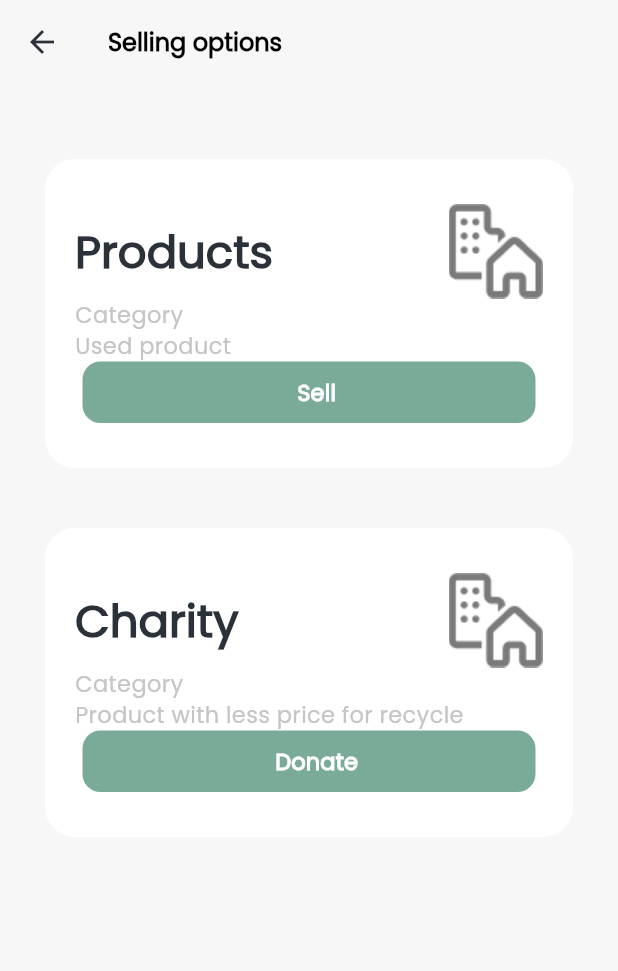
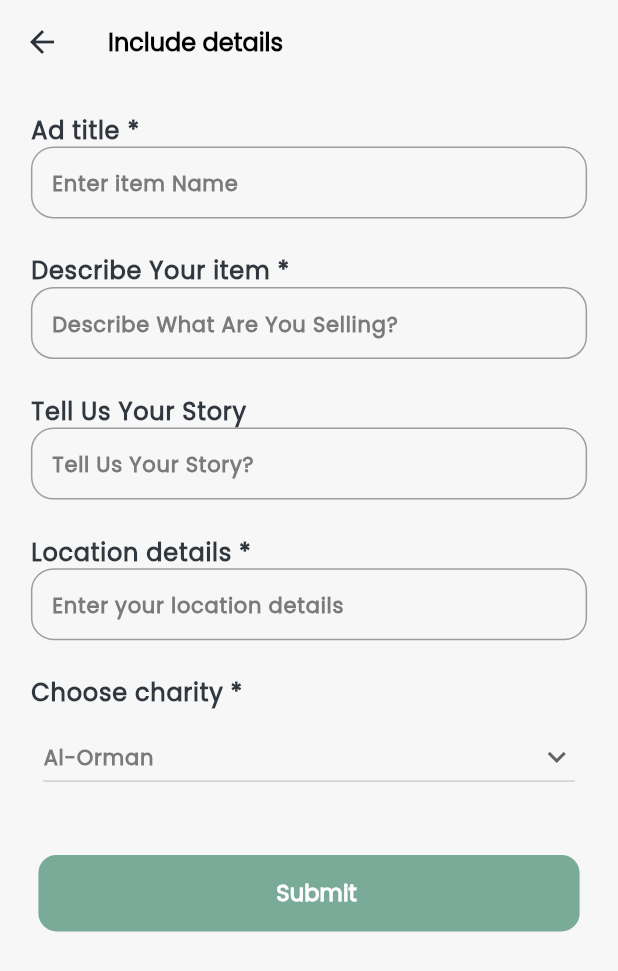
Before and after one commit to habibaabdelhamidd/Second-Spin, a Flutter app: the SellView screen opened by its route, after a tap on "Donate", on a phone screen of 412 x 824 dp. Shown: the top 971 px of the screen. Run offline on Flutter 3.47's test engine with Material 3 defaults, Android fonts, the phone set to English and light mode, and no system bars; our stand-ins replace carousel_slider.

Commit message:
sell form charity form

```diff
--- a/lib/main.dart
+++ b/lib/main.dart
@@ -19,6 +19,8 @@ import 'package:graduation/screens/home/search/search_items.dart';
 import 'package:graduation/screens/home/search/search_view.dart';
 import 'package:graduation/screens/login/login_page.dart';
 import 'package:graduation/screens/register/register_page.dart';
+import 'package:graduation/screens/sell/form/charity_form.dart';
+import 'package:graduation/screens/sell/form/sell_form.dart';
 import 'package:graduation/screens/sell/sell_view.dart';
 import 'package:graduation/screens/splash/splashscreen.dart';
 
@@ -57,6 +59,8 @@ class MyApp extends StatelessWidget {
         UsedItem.routeName : (context)=> UsedItem(),
         UsedDetails.routeName : (context)=> UsedDetails(),
         SellView.routeName : (context)=> SellView(),
+        SellForm.routeName : (context)=> SellForm(),
+        CharityForm.routeName : (context)=> CharityForm(),
       },
       home: Splashscreen(),
     );
--- /dev/null
+++ b/lib/screens/sell/form/charity_form.dart
@@ -0,0 +1,100 @@
+import 'package:flutter/material.dart';
+import 'package:graduation/screens/login/buttons.dart';
+import 'package:graduation/screens/login/text_ff.dart';
+List<String> items = <String>[
+  'Al-Orman','Resala',
+];
+class CharityForm extends StatefulWidget {
+  static const String routeName = "CharityForm";
+  const CharityForm({super.key});
+
+  @override
+  State<CharityForm> createState() => _CharityFormState();
+}
+
+class _CharityFormState extends State<CharityForm> {
+
+  String dropDownValue = items.first;
+  @override
+  Widget build(BuildContext context) {
+    var theme = Theme.of(context);
+    return Scaffold(
+        backgroundColor: theme.scaffoldBackgroundColor,
+        appBar: AppBar(
+          title: Text(
+            "Include details",
+            style: theme.appBarTheme.titleTextStyle,
+          ),
+        ),
+        body: Padding(
+          padding: EdgeInsets.all(MediaQuery.of(context).size.width * 0.05),
+          child: SingleChildScrollView(
+            child: Column(
+              crossAxisAlignment: CrossAxisAlignment.start,
+              children: [
+                Text(
+                  "Ad title *",
+                  style: theme.textTheme.labelMedium,
+                ),
+                TextF(hint: "Enter item Name", astrik: false),
+                SizedBox(
+                  height: MediaQuery.of(context).size.height * 0.03,
+                ),
+                Text(
+                  "Describe Your item *",
+                  style: theme.textTheme.labelMedium,
+                ),
+                TextF(
+                    hint: "Describe What Are You Selling?", astrik: false),
+                SizedBox(
+                  height: MediaQuery.of(context).size.height * 0.03,
+                ),
+                Text(
+                  "Tell Us Your Story",
+                  style: theme.textTheme.labelMedium,
+                ),
+                TextF(hint: "Tell Us Your Story?", astrik: false),
+                SizedBox(
+                  height: MediaQuery.of(context).size.height * 0.03,
+                ),
+                Text(
+                  "Location details *",
+                  style: theme.textTheme.labelMedium,
+                ),
+                TextF(hint: "Enter your location details", astrik: false),
+                SizedBox(
+                  height: MediaQuery.of(context).size.height * 0.03,
+                ),
+                Text(
+                  "Choose charity *",
+                  style: theme.textTheme.labelMedium,
+                ),
+                DropdownButton<String>(
+                    style: theme.textTheme.labelSmall,
+                    padding: EdgeInsets.all(
+                        MediaQuery.of(context).size.width * 0.02),
+                    isExpanded: true,
+                    value: dropDownValue,
+                    icon: const Icon(Icons.keyboard_arrow_down),
+                    items:
+                    items.map<DropdownMenuItem<String>>((String items) {
+                      return DropdownMenuItem<String>(
+                        value: items,
+                        child: Text(items),
+                      );
+                    }).toList(),
+                    onChanged: (String? newValue) {
+                      setState(() {
+                        dropDownValue = newValue!;
+                      });
+                    }),
+                SizedBox(
+                  height: MediaQuery.of(context).size.height * 0.04,
+                ),
+                Buttons(title: "Submit", padd: 15)
+              ],
+            ),
+          ),
+        ));
+  }
+}
--- a/lib/screens/sell/sell_view.dart
+++ b/lib/screens/sell/sell_view.dart
@@ -1,5 +1,7 @@
 import 'package:flutter/material.dart';
 import 'package:graduation/screens/login/buttons.dart';
+import 'package:graduation/screens/sell/form/charity_form.dart';
+import 'package:graduation/screens/sell/form/sell_form.dart';
 
 class SellView extends StatelessWidget {
   static const String routeName = "SellView";
@@ -44,7 +46,7 @@ class SellView extends StatelessWidget {
                 ),
                 GestureDetector(
                   onTap: () {
-                    // Navigator.pushNamed(context, UsedView.routeName);
+                    Navigator.pushNamed(context, SellForm.routeName);
                   },
                   child: Buttons(title: "Sell", padd: 10,)
                 )
@@ -78,7 +80,7 @@ class SellView extends StatelessWidget {
                 ),
                 GestureDetector(
                   onTap: () {
-                    // Navigator.pushNamed(context, RecycleViewProducts.routeName);
+                    Navigator.pushNamed(context, CharityForm.routeName);
                   },
                   child: Buttons(title: "Donate", padd: 10,)
                 )
```
Also changed, not shown: lib/screens/sell/form/sell_form.dart (+102 -4 lines).
